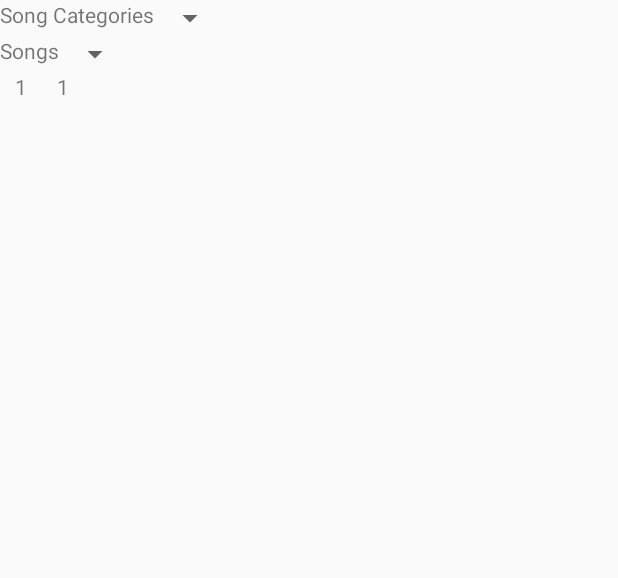
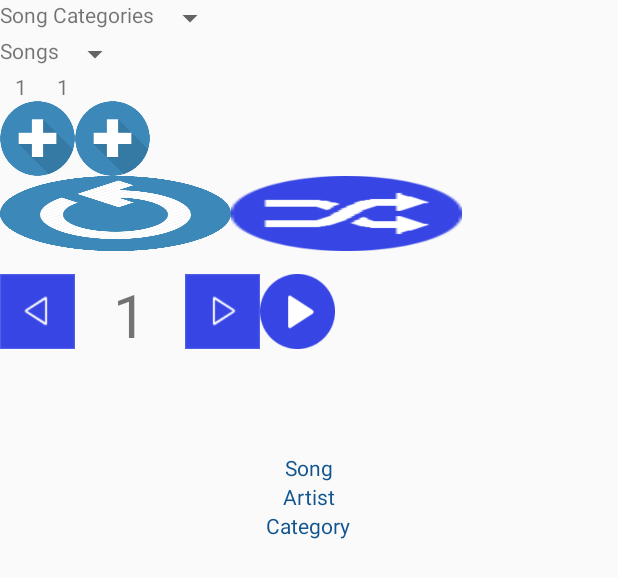
Before and after one commit to trietias/SongSnippets, an Android app: the layout activity_main.xml on its own in the app's theme, with its tools: preview values and no code run, on a phone screen of 412 x 824 dp. Shown: the top 578 px of the screen. Run offline under Robolectric (Android 15) with nearby library versions, the phone set to English and light mode, and no system bars.

Commit message:
turned RelativeLayout to Linear

```diff
--- a/app/src/main/res/layout/activity_main.xml
+++ b/app/src/main/res/layout/activity_main.xml
@@ -45,8 +45,8 @@
             android:layout_weight="2"/>
     </LinearLayout>
     <LinearLayout
-        android:layout_width="wrap_content"
-        android:layout_height="match_parent">
+        android:layout_width="match_parent"
+        android:layout_height="wrap_content">
         <TextView
             android:layout_width="wrap_content"
             android:layout_height="wrap_content"
@@ -65,25 +65,114 @@
 
     <LinearLayout
         android:layout_width="wrap_content"
-        android:layout_height="0dp"
+        android:layout_height="wrap_content"
         android:orientation="horizontal"
-        android:layout_weight="3">
+        android:weightSum="3">
         <ImageButton
             android:layout_width="50dp"
             android:layout_height="50dp"
             android:id="@+id/team1Add"
             android:background="@drawable/increase_score"
             android:onClick="increaseScore"
-            android:contentDescription="@string/increase_score" />
-
-
+            android:contentDescription="@string/increase_score"
+            android:layout_weight="1"/>
         <ImageButton
             android:layout_width="50dp"
             android:layout_height="50dp"
             android:id="@+id/team2Add"
             android:background="@drawable/increase_score"
             android:onClick="increaseScore"
-            android:contentDescription="@string/increase_score" />
+            android:contentDescription="@string/increase_score"
+            android:layout_weight="1"/>
+    </LinearLayout>
+    <LinearLayout
+        android:layout_width="match_parent"
+        android:layout_height="wrap_content"
+        android:orientation="horizontal"
+        android:weightSum="3">
+
+        <ImageButton
+            android:layout_width="50dp"
+            android:layout_height="50dp"
+            android:id="@+id/resetScore"
+            android:onClick="resetScore"
+            android:layout_marginBottom="15dp"
+            android:background="@drawable/restart"
+            android:layout_weight="1"/>
+
+        <ImageButton
+            android:layout_width="50dp"
+            android:layout_height="50dp"
+            android:background="@drawable/refresh"
+            android:id="@+id/refresh"
+            android:layout_marginBottom="15dp"
+            android:onClick="random"
+            android:contentDescription="@string/refresh_button"
+            android:layout_weight="1"/>
+    </LinearLayout>
+
+    <LinearLayout
+        android:layout_width="match_parent"
+        android:layout_height="wrap_content">
+        <ImageButton
+            android:layout_width="50dp"
+            android:layout_height="50dp"
+            android:background="@drawable/backward"
+            android:onClick="editInterval"
+            android:id="@+id/backwardButton"
+            android:contentDescription="@string/decrease_interval" />
+        <TextView
+            android:layout_width="wrap_content"
+            android:layout_height="wrap_content"
+            android:text="@string/_1"
+            android:textSize="40sp"
+            android:id="@+id/intervalText"
+            android:paddingRight="25dp"
+            android:paddingLeft="25dp"/>
+        <ImageButton
+            android:layout_width="50dp"
+            android:layout_height="50dp"
+            android:background="@drawable/forward"
+            android:onClick="editInterval"
+            android:id="@+id/forwardButton"
+            android:contentDescription="@string/increase_interval" />
+        <ImageButton
+            android:layout_width="50dp"
+            android:layout_height="50dp"
+            android:id="@+id/play"
+            android:onClick="play"
+            android:background="@drawable/play"
+            android:contentDescription="@string/play_button" />
+    </LinearLayout>
+
+    <LinearLayout
+        android:layout_width="match_parent"
+        android:layout_height="wrap_content"
+        android:orientation="vertical">
+        <TextView
+            android:layout_width="wrap_content"
+            android:layout_height="wrap_content"
+            android:text="Song"
+            android:textColor="@color/colorBluish"
+            android:layout_gravity="center"
+            android:id="@+id/songTitle"
+            android:layout_marginTop="65dp" />
+
+        <TextView
+            android:layout_width="wrap_content"
+            android:layout_height="wrap_content"
+            android:text="Artist"
+            android:layout_gravity="center"
+            android:id="@+id/artistName"
+            android:textColor="@color/colorBluish" />
+
+        <TextView
+            android:layout_width="wrap_content"
+            android:layout_height="wrap_content"
+            android:text="Category"
+            android:layout_gravity="center"
+            android:id="@+id/categoryName"
+            android:textColor="@color/colorBluish" />
 
     </LinearLayout>
 
```
